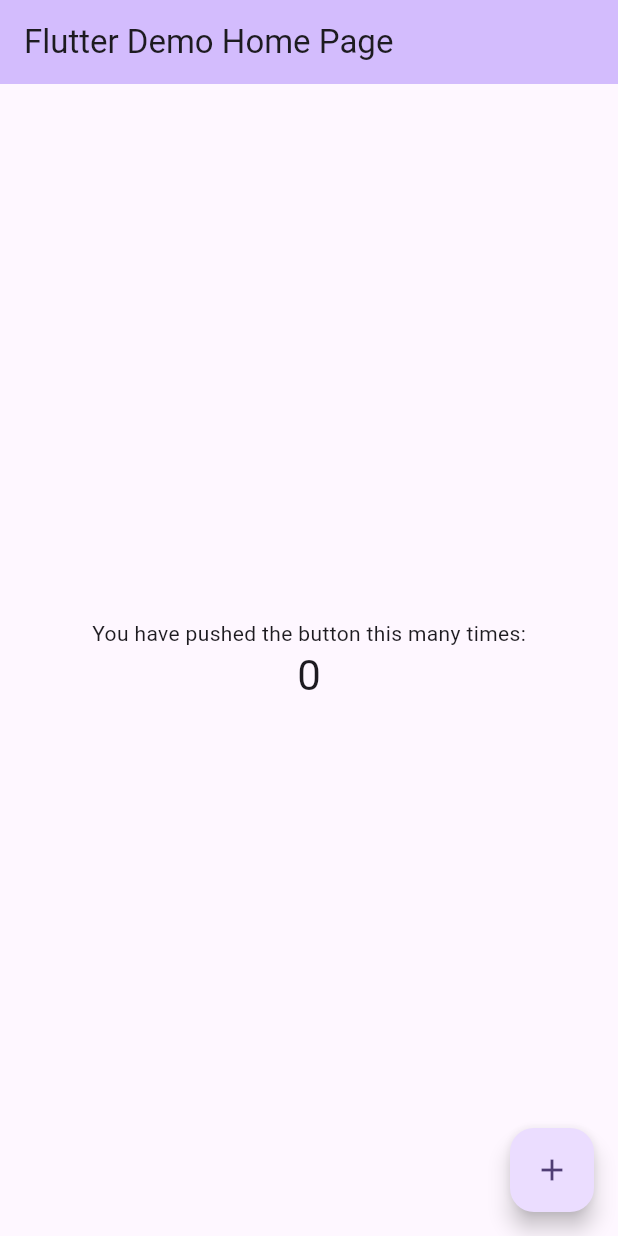
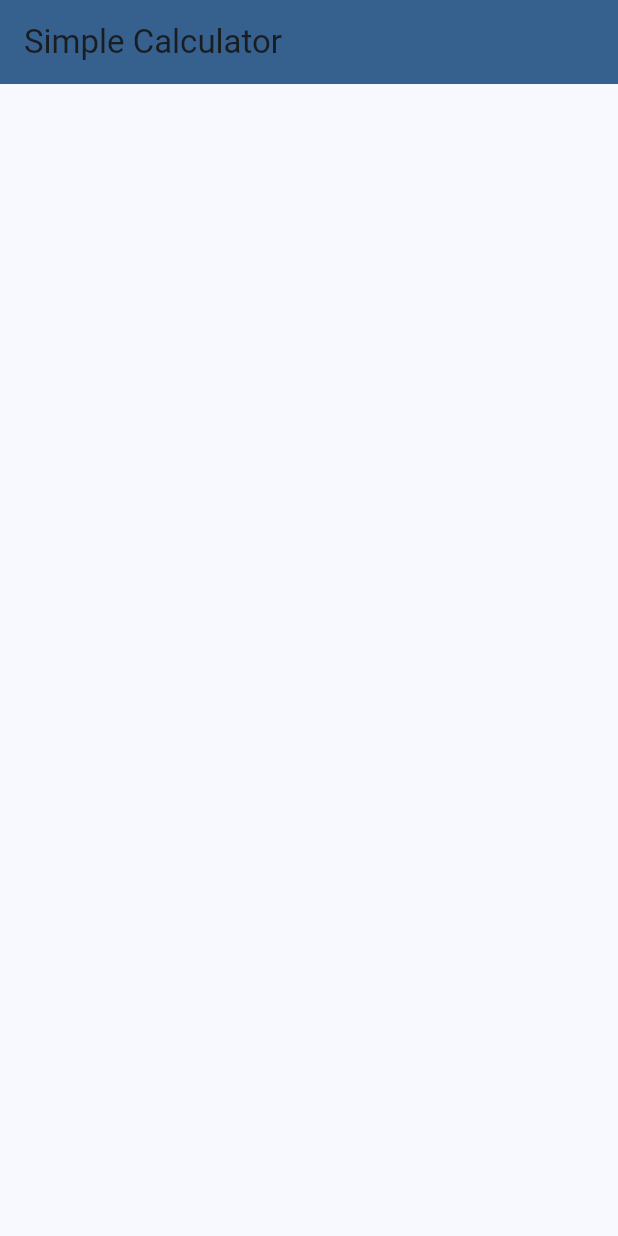
Before and after one commit to princeampofo/calculatorapp, a Flutter app: the screen it shows after launch, on a phone screen of 412 x 824 dp. Run offline on Flutter 3.47's test engine with Material 3 defaults, Android fonts, the phone set to English and light mode, and no system bars.

Commit message:
added theme and some class definitions

```diff
--- a/lib/main.dart
+++ b/lib/main.dart
@@ -1,122 +1,40 @@
 import 'package:flutter/material.dart';
 
 void main() {
-  runApp(const MyApp());
+  runApp(const CalculatorApp());
 }
 
-class MyApp extends StatelessWidget {
-  const MyApp({super.key});
+class CalculatorApp extends StatelessWidget {
+  const CalculatorApp({super.key});
 
-  // This widget is the root of your application.
   @override
   Widget build(BuildContext context) {
     return MaterialApp(
-      title: 'Flutter Demo',
+      title: 'Simple Calculator App',
       theme: ThemeData(
-        // This is the theme of your application.
-        //
-        // TRY THIS: Try running your application with "flutter run". You'll see
-        // the application has a purple toolbar. Then, without quitting the app,
-        // try changing the seedColor in the colorScheme below to Colors.green
-        // and then invoke "hot reload" (save your changes or press the "hot
-        // reload" button in a Flutter-supported IDE, or press "r" if you used
-        // the command line to start the app).
-        //
-        // Notice that the counter didn't reset back to zero; the application
-        // state is not lost during the reload. To reset the state, use hot
-        // restart instead.
-        //
-        // This works for code too, not just values: Most code changes can be
-        // tested with just a hot reload.
-        colorScheme: ColorScheme.fromSeed(seedColor: Colors.deepPurple),
+        colorScheme: ColorScheme.fromSeed(seedColor: Colors.blue),
       ),
-      home: const MyHomePage(title: 'Flutter Demo Home Page'),
+      home: const CalculatorHomePage(),
     );
   }
 }
 
-class MyHomePage extends StatefulWidget {
-  const MyHomePage({super.key, required this.title});
-
-  // This widget is the home page of your application. It is stateful, meaning
-  // that it has a State object (defined below) that contains fields that affect
-  // how it looks.
-
-  // This class is the configuration for the state. It holds the values (in this
-  // case the title) provided by the parent (in this case the App widget) and
-  // used by the build method of the State. Fields in a Widget subclass are
-  // always marked "final".
-
-  final String title;
+class CalculatorHomePage extends StatefulWidget {
+  const CalculatorHomePage({super.key});
 
   @override
-  State<MyHomePage> createState() => _MyHomePageState();
+  State<CalculatorHomePage> createState() => _CalculatorHomePageState();
 }
 
-class _MyHomePageState extends State<MyHomePage> {
-  int _counter = 0;
-
-  void _incrementCounter() {
-    setState(() {
-      // This call to setState tells the Flutter framework that something has
-      // changed in this State, which causes it to rerun the build method below
-      // so that the display can reflect the updated values. If we changed
-      // _counter without calling setState(), then the build method would not be
-      // called again, and so nothing would appear to happen.
-      _counter++;
-    });
-  }
-
+class _CalculatorHomePageState extends State<CalculatorHomePage> {
   @override
   Widget build(BuildContext context) {
-    // This method is rerun every time setState is called, for instance as done
-    // by the _incrementCounter method above.
-    //
-    // The Flutter framework has been optimized to make rerunning build methods
-    // fast, so that you can just rebuild anything that needs updating rather
-    // than having to individually change instances of widgets.
     return Scaffold(
       appBar: AppBar(
-        // TRY THIS: Try changing the color here to a specific color (to
-        // Colors.amber, perhaps?) and trigger a hot reload to see the AppBar
-        // change color while the other colors stay the same.
-        backgroundColor: Theme.of(context).colorScheme.inversePrimary,
-        // Here we take the value from the MyHomePage object that was created by
-        // the App.build method, and use it to set our appbar title.
-        title: Text(widget.title),
+        title: const Text('Simple Calculator'),
+        backgroundColor: Theme.of(context).colorScheme.primary,
       ),
-      body: Center(
-        // Center is a layout widget. It takes a single child and positions it
-        // in the middle of the parent.
-        child: Column(
-          // Column is also a layout widget. It takes a list of children and
-          // arranges them vertically. By default, it sizes itself to fit its
-          // children horizontally, and tries to be as tall as its parent.
-          //
-          // Column has various properties to control how it sizes itself and
-          // how it positions its children. Here we use mainAxisAlignment to
-          // center the children vertically; the main axis here is the vertical
-          // axis because Columns are vertical (the cross axis would be
-          // horizontal).
-          //
-          // TRY THIS: Invoke "debug painting" (choose the "Toggle Debug Paint"
-          // action in the IDE, or press "p" in the console), to see the
-          // wireframe for each widget.
-          mainAxisAlignment: MainAxisAlignment.center,
-          children: <Widget>[
-            const Text('You have pushed the button this many times:'),
-            Text(
-              '$_counter',
-              style: Theme.of(context).textTheme.headlineMedium,
-            ),
-          ],
-        ),
-      ),
-      floatingActionButton: FloatingActionButton(
-        onPressed: _incrementCounter,
-        tooltip: 'Increment',
-        child: const Icon(Icons.add),
-      ), // This trailing comma makes auto-formatting nicer for build methods.
+      body: Container(),
     );
   }
 }
```
